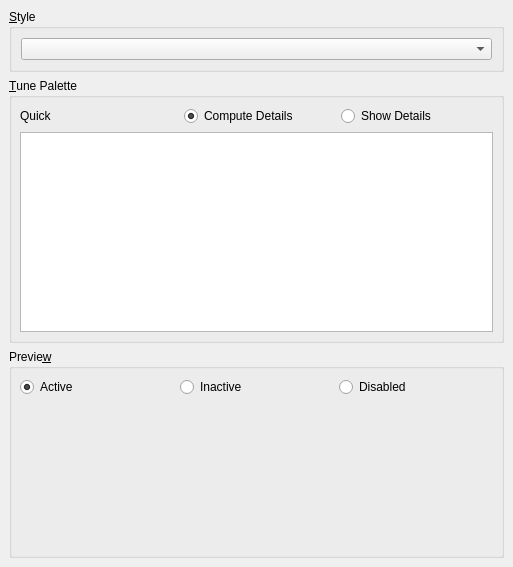
Before: the Qt Designer form tools/qtconfig/appearancepage.ui in arnt/qt-history2, drawn with Qt 5.
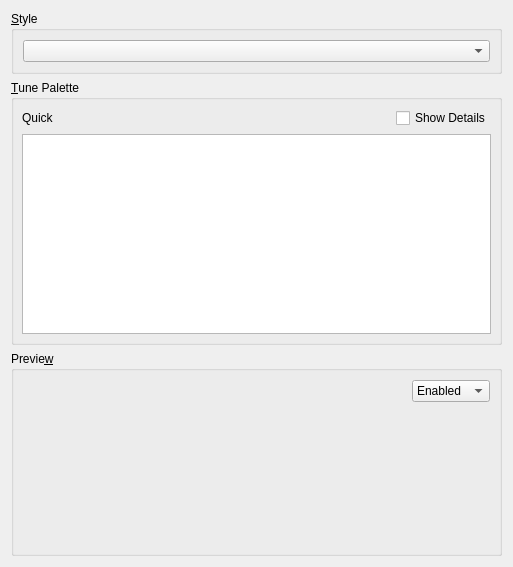
After: the same form once the commit is applied. Custom widgets are drawn as their Qt base class.

Patch:
```diff
--- a/tools/qtconfig/appearancepage.ui
+++ b/tools/qtconfig/appearancepage.ui
@@ -22,20 +22,12 @@
    </rect>
   </property>
   <property name="sizePolicy" >
-   <sizepolicy>
-    <hsizetype>7</hsizetype>
-    <vsizetype>7</vsizetype>
+   <sizepolicy vsizetype="Expanding" hsizetype="Expanding" >
     <horstretch>0</horstretch>
     <verstretch>0</verstretch>
    </sizepolicy>
   </property>
   <layout class="QVBoxLayout" >
-   <property name="margin" >
-    <number>9</number>
-   </property>
-   <property name="spacing" >
-    <number>6</number>
-   </property>
    <item>
     <widget class="QGroupBox" name="groupBox" >
      <property name="title" >
@@ -80,6 +72,12 @@
       </property>
       <item row="0" column="0" >
        <widget class="QLabel" name="label" >
+        <property name="sizePolicy" >
+         <sizepolicy vsizetype="Preferred" hsizetype="Maximum" >
+          <horstretch>0</horstretch>
+          <verstretch>0</verstretch>
+         </sizepolicy>
+        </property>
         <property name="text" >
          <string>Quick</string>
         </property>
@@ -106,18 +104,8 @@
         </property>
        </widget>
       </item>
-      <item row="0" column="2" >
-       <widget class="QRadioButton" name="rbCompute" >
-        <property name="text" >
-         <string>Compute Details</string>
-        </property>
-        <property name="checked" >
-         <bool>true</bool>
-        </property>
-       </widget>
-      </item>
       <item row="0" column="3" >
-       <widget class="QRadioButton" name="rbDetails" >
+       <widget class="QCheckBox" name="cbDetails" >
         <property name="text" >
          <string>Show Details</string>
         </property>
@@ -133,15 +121,26 @@
         </property>
        </widget>
       </item>
+      <item row="0" column="2" >
+       <spacer>
+        <property name="orientation" >
+         <enum>Qt::Horizontal</enum>
+        </property>
+        <property name="sizeHint" >
+         <size>
+          <width>40</width>
+          <height>20</height>
+         </size>
+        </property>
+       </spacer>
+      </item>
      </layout>
     </widget>
    </item>
    <item>
     <widget class="QGroupBox" name="gbPreview" >
      <property name="sizePolicy" >
-      <sizepolicy>
-       <hsizetype>5</hsizetype>
-       <vsizetype>7</vsizetype>
+      <sizepolicy vsizetype="Expanding" hsizetype="Preferred" >
        <horstretch>0</horstretch>
        <verstretch>0</verstretch>
       </sizepolicy>
@@ -149,43 +148,47 @@
      <property name="title" >
       <string>Previe&amp;w</string>
      </property>
-     <layout class="QGridLayout" >
-      <property name="margin" >
-       <number>8</number>
-      </property>
-      <property name="spacing" >
-       <number>6</number>
-      </property>
-      <item row="0" column="2" >
-       <widget class="QRadioButton" name="rbDisabled" >
-        <property name="text" >
-         <string>Disabled</string>
-        </property>
-       </widget>
+     <layout class="QVBoxLayout" >
+      <item>
+       <layout class="QHBoxLayout" >
+        <item>
+         <spacer>
+          <property name="orientation" >
+           <enum>Qt::Horizontal</enum>
+          </property>
+          <property name="sizeHint" >
+           <size>
+            <width>40</width>
+            <height>20</height>
+           </size>
+          </property>
+         </spacer>
+        </item>
+        <item>
+         <widget class="QComboBox" name="cmbColorGroup" >
+          <item>
+           <property name="text" >
+            <string>Enabled</string>
+           </property>
+          </item>
+          <item>
+           <property name="text" >
+            <string>Inactive</string>
+           </property>
+          </item>
+          <item>
+           <property name="text" >
+            <string>Disabled</string>
+           </property>
+          </item>
+         </widget>
+        </item>
+       </layout>
       </item>
-      <item row="0" column="1" >
-       <widget class="QRadioButton" name="rbInactive" >
-        <property name="text" >
-         <string>Inactive</string>
-        </property>
-       </widget>
-      </item>
-      <item row="0" column="0" >
-       <widget class="QRadioButton" name="rbActive" >
-        <property name="text" >
-         <string>Active</string>
-        </property>
-        <property name="checked" >
-         <bool>true</bool>
-        </property>
-       </widget>
-      </item>
-      <item row="1" column="0" colspan="3" >
+      <item>
        <widget class="PreviewFrame" native="1" name="previewFrame" >
         <property name="sizePolicy" >
-         <sizepolicy>
-          <hsizetype>7</hsizetype>
-          <vsizetype>7</vsizetype>
+         <sizepolicy vsizetype="Expanding" hsizetype="Expanding" >
           <horstretch>0</horstretch>
           <verstretch>0</verstretch>
          </sizepolicy>
```
Left out of the diff: 8 changed lines with no effect on the pictures.
